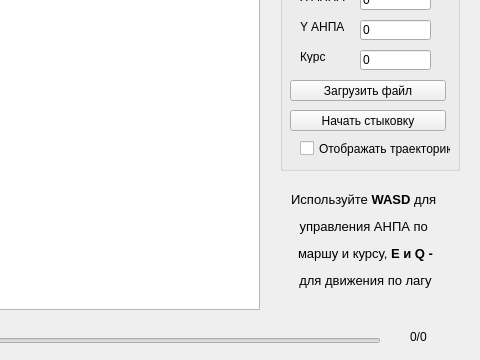
This is docking/mainwindow.ui in edirab/Studying-Qt as Qt 5 draws it before an edit; both pictures show x 480 to 960 and y 180 to 540 of the 960 by 540 pixel window. The edited form follows.
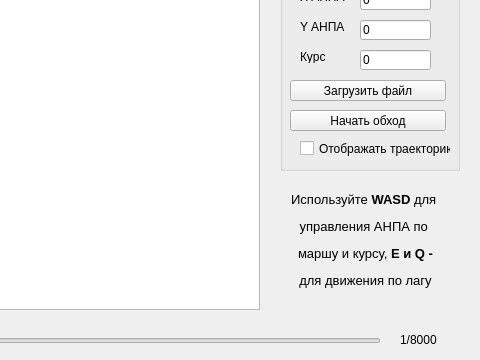
This is the edited form.

Patch:
```diff
--- a/docking/mainwindow.ui
+++ b/docking/mainwindow.ui
@@ -69,7 +69,7 @@
      </rect>
     </property>
     <property name="text">
-     <string>Начать стыковку</string>
+     <string>Начать обход</string>
     </property>
    </widget>
    <widget class="QPushButton" name="pushButton_loadFile">
@@ -303,14 +303,14 @@
   <widget class="QLabel" name="label">
    <property name="geometry">
     <rect>
-     <x>890</x>
+     <x>880</x>
      <y>510</y>
-     <width>47</width>
-     <height>13</height>
+     <width>71</width>
+     <height>20</height>
     </rect>
    </property>
    <property name="text">
-    <string>0/0</string>
+    <string>1/8000</string>
    </property>
   </widget>
  </widget>
```
Left out of the diff: 12 changed lines with no effect on the pictures.
